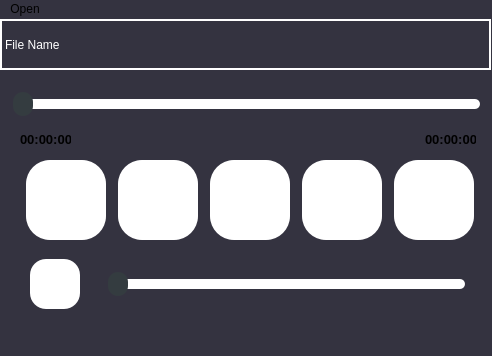
Abdullah-KhanJr/Project_CS112, file mainwindow.ui: the form before one commit.
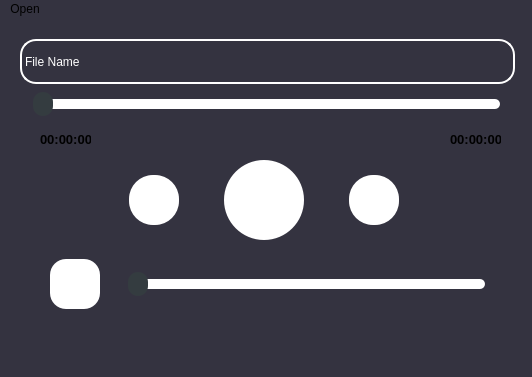
The form after the commit.

```diff
--- a/mainwindow.ui
+++ b/mainwindow.ui
@@ -6,8 +6,8 @@
    <rect>
     <x>0</x>
     <y>0</y>
-    <width>492</width>
-    <height>356</height>
+    <width>532</width>
+    <height>377</height>
    </rect>
   </property>
   <property name="windowTitle">
@@ -20,16 +20,21 @@
    <widget class="QLabel" name="label_File_Name">
     <property name="geometry">
      <rect>
-      <x>0</x>
-      <y>0</y>
-      <width>491</width>
-      <height>51</height>
+      <x>20</x>
+      <y>20</y>
+      <width>495</width>
+      <height>45</height>
      </rect>
     </property>
     <property name="styleSheet">
      <string notr="true">QLabel {
 	color:rgb(255,255,255);
 	border:2px solid rgb(255,255,255);
+	border-radius:16px;
+	min-width:491;
+	max-height:41;
+	max-width:491;
+	min-height:41;
 }</string>
     </property>
     <property name="frameShape">
@@ -45,7 +50,7 @@
    <widget class="QSlider" name="horizontalSlider_Audio_File_Duration">
     <property name="geometry">
      <rect>
-      <x>10</x>
+      <x>30</x>
       <y>70</y>
       <width>481</width>
       <height>31</height>
@@ -73,7 +78,7 @@
    <widget class="QSlider" name="horizontalSlider_Volume">
     <property name="geometry">
      <rect>
-      <x>90</x>
+      <x>110</x>
       <y>250</y>
       <width>401</width>
       <height>31</height>
@@ -101,7 +106,7 @@
    <widget class="QPushButton" name="pushButton_Volume">
     <property name="geometry">
      <rect>
-      <x>30</x>
+      <x>50</x>
       <y>240</y>
       <width>50</width>
       <height>50</height>
@@ -109,7 +114,6 @@
     </property>
     <property name="styleSheet">
      <string notr="true">QPushButton {
-	border:none;
 	border-radius:16px;
 	background-color:rgb(255,255,255);
 	color:rgb(52,51,64);
@@ -133,7 +137,7 @@
    <widget class="QLabel" name="label_Elapsed_Duration">
     <property name="geometry">
      <rect>
-      <x>20</x>
+      <x>40</x>
       <y>110</y>
       <width>51</width>
       <height>20</height>
@@ -158,7 +162,7 @@
    <widget class="QLabel" name="label_Total_Duration">
     <property name="geometry">
      <rect>
-      <x>425</x>
+      <x>450</x>
       <y>110</y>
       <width>51</width>
       <height>20</height>
@@ -183,9 +187,9 @@
    <widget class="QWidget" name="layoutWidget">
     <property name="geometry">
      <rect>
-      <x>20</x>
+      <x>90</x>
       <y>140</y>
-      <width>461</width>
+      <width>351</width>
       <height>82</height>
      </rect>
     </property>
@@ -198,10 +202,10 @@
 	border-radius:24px;
 	background-color:rgb(255,255,255);
 	color:rgb(52,51,64);
-	min-width:80px;
-	max-width:80px;
-	min-height:80px;
-	max-height:80px;
+	min-width:50px;
+	max-width:50px;
+	min-height:50px;
+	max-height:50px;
 	padding:0px;
 }
 
@@ -225,67 +229,7 @@
        <property name="styleSheet">
         <string notr="true">QPushButton {
 	border:none;
-	border-radius:24px;
-	background-color:rgb(255,255,255);
-	color:rgb(52,51,64);
-	min-width:80px;
-	max-width:80px;
-	min-height:80px;
-	max-height:80px;
-	padding:0px;
-}
-
-QPushButton:Hover {
-	background-color:rgb(140,140,140);
-}</string>
-       </property>
-       <property name="text">
-        <string/>
-       </property>
-       <property name="iconSize">
-        <size>
-         <width>30</width>
-         <height>30</height>
-        </size>
-       </property>
-      </widget>
-     </item>
-     <item>
-      <widget class="QPushButton" name="pushButton_Play">
-       <property name="styleSheet">
-        <string notr="true">QPushButton {
-	border:none;
-	border-radius:24px;
-	background-color:rgb(255,255,255);
-	color:rgb(52,51,64);
-	min-width:80px;
-	max-width:80px;
-	min-height:80px;
-	max-height:80px;
-	padding:0px;
-}
-
-QPushButton:Hover {
-	background-color:rgb(140,140,140);
-}</string>
-       </property>
-       <property name="text">
-        <string/>
-       </property>
-       <property name="iconSize">
-        <size>
-         <width>30</width>
-         <height>30</height>
-        </size>
-       </property>
-      </widget>
-     </item>
-     <item>
-      <widget class="QPushButton" name="pushButton_Pause">
-       <property name="styleSheet">
-        <string notr="true">QPushButton {
-	border:none;
-	border-radius:24px;
+	border-radius:40px;
 	background-color:rgb(255,255,255);
 	color:rgb(52,51,64);
 	min-width:80px;
@@ -318,10 +262,10 @@
 	border-radius:24px;
 	background-color:rgb(255,255,255);
 	color:rgb(52,51,64);
-	min-width:80px;
-	max-width:80px;
-	min-height:80px;
-	max-height:80px;
+	min-width:50px;
+	max-width:50px;
+	min-height:50px;
+	max-height:50px;
 	padding:0px;
 }
 
@@ -348,7 +292,7 @@
     <rect>
      <x>0</x>
      <y>0</y>
-     <width>492</width>
+     <width>532</width>
      <height>21</height>
     </rect>
    </property>
```
Left out of the diff: 2 changed lines with no effect on the pictures.
